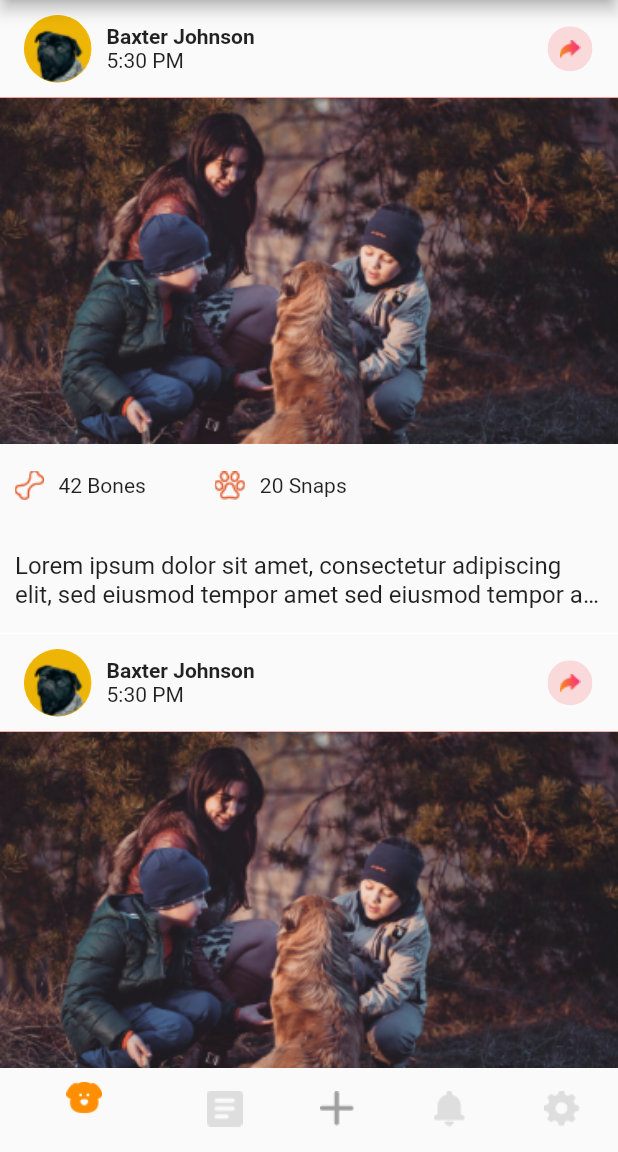
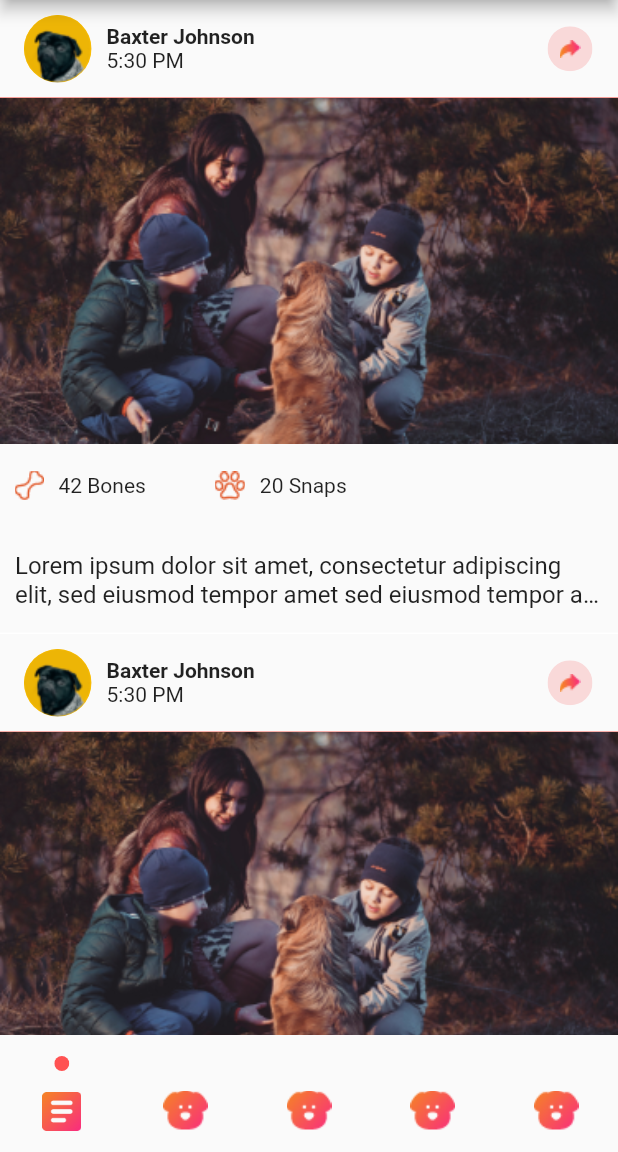
Before and after one commit to tranminhchien/Flutter, a Flutter app: the screen it shows after launch, on a phone screen of 412 x 824 dp, the part 84-1236 px from its top. Run offline on Flutter 3.47's test engine with Material 2 defaults, Android fonts, the phone set to English and light mode, and no system bars.

```diff
--- a/lib/screen/home1_screen/home1_screen.dart
+++ b/lib/screen/home1_screen/home1_screen.dart
@@ -2,14 +2,148 @@ import 'package:flutter/material.dart';
 
 import 'home_cell/home1_cell_widget.dart';
 
-class Home1Screen extends StatelessWidget {
+class BottomItemModal {
+  String imgAsset;
+  String imgActiveAsset;
+  BottomItemModal({
+    this.imgActiveAsset,
+    this.imgAsset,
+  });
+}
+
+class Home1Screen extends StatefulWidget {
+  @override
+  _Home1ScreenState createState() => _Home1ScreenState();
+}
+
+class _Home1ScreenState extends State<Home1Screen> {
+  PageController _pageController = PageController();
+  List<BottomItemModal> listBottomItem = [
+    BottomItemModal(
+      imgActiveAsset: "assets/images/iconBottom2Active.png",
+      imgAsset: "assets/images/Bottom1.png",
+    ),
+    BottomItemModal(
+      imgActiveAsset: "assets/images/iconBottom2Active.png",
+      imgAsset: "assets/images/Bottom1.png",
+    ),
+    BottomItemModal(
+      imgActiveAsset: "assets/images/iconBottom2Active.png",
+      imgAsset: "assets/images/Bottom1.png",
+    ),
+    BottomItemModal(
+      imgActiveAsset: "assets/images/iconBottom2Active.png",
+      imgAsset: "assets/images/Bottom1.png",
+    ),
+    BottomItemModal(
+      imgActiveAsset: "assets/images/iconBottom2Active.png",
+      imgAsset: "assets/images/Bottom1.png",
+    ),
+  ];
+  int _selectedIndex = 0;
+  Widget bottomBarCell(BottomItemModal data, int index) {
+    return Container(
+      width: 30,
+      height: 50,
+      child: Column(
+        mainAxisAlignment: MainAxisAlignment.spaceBetween,
+        children: [
+          AnimatedOpacity(
+            opacity: _selectedIndex == index ? 1 : 0,
+            duration: Duration(milliseconds: 250),
+            child: ClipOval(
+              child: Container(
+                width: 10,
+                height: 10,
+                color: Colors.redAccent,
+              ),
+            ),
+          ),
+          Image.asset(
+            _selectedIndex == index ? data.imgActiveAsset : data.imgAsset,
+          ),
+        ],
+      ),
+    );
+  }
+
+  Widget customeBottomBarWidget({ValueChanged<int> onTap}) {
+    return SizedBox(
+      height: 78,
+      child: Row(
+        mainAxisAlignment: MainAxisAlignment.spaceAround,
+        children: List.generate(
+          listBottomItem.length,
+          (index) => GestureDetector(
+            onTap: ()=>onTap(index),
+            child: bottomBarCell(listBottomItem[index], index),
+          ),
+        ),
+      ),
+      // Row(
+      //   mainAxisAlignment: MainAxisAlignment.spaceAround,
+      //   crossAxisAlignment: CrossAxisAlignment.center,
+      //   children: [
+      //     GestureDetector(
+      //       onTap: (){
+      //         setState(() {
+      //           _selectedIndex = 0;
+      //         });
+      //         onTap(_selectedIndex);
+      //       },
+      //       child: Container(
+      //         width: 30,
+      //         height:_selectedIndex == 0 ? 50: 30,
+      //         color: Colors.white,
+      //         alignment: Alignment.bottomCenter,
+      //         child:Image.asset(
+      //           _selectedIndex == 0 ? "assets/images/iconBottom1Active.png":"assets/images/Bottom1.png",
+      //         ),
+      //       ),
+      //     ),
+      //     GestureDetector(
+      //       onTap: () => onTap(1),
+      //       child: Container(
+      //         width: 30,
+      //         height: 30,
+      //         color: Colors.red,
+      //       ),
+      //     ),
+      //     GestureDetector(
+      //       onTap: () => onTap(2),
+      //       child: Container(
+      //         width: 30,
+      //         height: 30,
+      //         color: Colors.red,
+      //       ),
+      //     ),
+      //     GestureDetector(
+      //       onTap: () => onTap(3),
+      //       child: Container(
+      //         width: 30,
+      //         height: 30,
+      //         color: Colors.red,
+      //       ),
+      //     ),
+      //     GestureDetector(
+      //       onTap: () => onTap(4),
+      //       child: Container(
+      //         width: 30,
+      //         height: 30,
+      //         color: Colors.red,
+      //       ),
+      //     ),
+      //   ],
+      // ),
+    );
+  }
+
   @override
   Widget build(BuildContext context) {
     return Scaffold(
       appBar: AppBar(
         centerTitle: true,
         title: Container(
-          //  margin: const EdgeInsets.only(right: 75),
           child: Image.asset(
             "assets/images/HomeTitle.png",
           ),
@@ -34,7 +168,10 @@ class Home1Screen extends StatelessWidget {
       body: Container(
         width: double.infinity,
         height: double.infinity,
-        child: ListView.separated(
+        child: PageView(
+          controller: _pageController,
+          children: [
+            ListView.separated(
               itemCount: 5,
               itemBuilder: (BuildContext context, int index) {
                 return Home1CellWidget();
@@ -47,46 +184,98 @@ class Home1Screen extends StatelessWidget {
                 );
               },
             ),
+            Container(
+              color: Colors.amber,
             ),
-      bottomNavigationBar: BottomNavigationBar(
-        items: const <BottomNavigationBarItem>[
-          BottomNavigationBarItem(
-            icon: ImageIcon(
-              AssetImage('assets/images/Bottom1.png'),
+            Container(
+              color: Colors.red,
             ),
-            label: '',
+            Container(
+              color: Colors.blue,
             ),
-          BottomNavigationBarItem(
-            icon: ImageIcon(
-              AssetImage('assets/images/Bottom2.png'),
-               color: Colors.grey,
-            ),
-            label: '',
-          ),
-          BottomNavigationBarItem(
-            icon: ImageIcon(
-              AssetImage('assets/images/Bottom3.png'),
-              color: Colors.grey,
-            ),
-            label: '',
-          ),
-          BottomNavigationBarItem(
-            icon: ImageIcon(
-              AssetImage('assets/images/Bottom4.png'),
-               color: Colors.grey,
-            ),
-            label: '',
-          ),
-          BottomNavigationBarItem(
-            icon: ImageIcon(
-              AssetImage('assets/images/Bottom5.png'),
-               color: Colors.grey,
-            ),
-            label: '',
+            Container(
+              color: Colors.yellow,
             ),
           ],
-        selectedItemColor: Colors.amber[800],
         ),
+      ),
+      bottomNavigationBar: customeBottomBarWidget(onTap: (v) {
+        setState(() {
+          _selectedIndex = v;
+        });
+        _pageController.animateToPage(v,
+            duration: Duration(milliseconds: 250), curve: Curves.easeInOut);
+      }),
+      // SizedBox(
+      //   height: 208,
+      //   child: BottomNavigationBar(
+      //     type: BottomNavigationBarType.shifting,
+      //     showSelectedLabels: false,
+      //     onTap: (v){
+      //       setState(() {
+      //         _selectedIndex = v;
+      //       });
+      //       _pageController.animateToPage(v, duration: Duration(milliseconds:250), curve: Curves.easeInOut);
+      //     },
+      //     currentIndex:_selectedIndex ,
+      //     items: const <BottomNavigationBarItem>[
+      //       BottomNavigationBarItem(
+      //         icon: ImageIcon(
+      //           AssetImage('assets/images/Bottom1.png'),
+      //           color: Colors.grey,
+      //         ),
+      //         activeIcon:ImageIcon(
+      //           AssetImage('assets/images/iconBottom1Active.png'),
+      //           color: Colors.amber,
+      //         ) ,
+      //         label: 'Home',
+      //       ),
+      //       BottomNavigationBarItem(
+      //         icon: ImageIcon(
+      //           AssetImage('assets/images/Bottom2.png'),
+      //            color: Colors.grey,
+      //         ),
+      //          activeIcon:ImageIcon(
+      //           AssetImage('assets/images/iconBottom2Active.png'),
+      //           color: Colors.amber,
+      //         ) ,
+      //         label: '',
+      //       ),
+      //       BottomNavigationBarItem(
+      //         icon: ImageIcon(
+      //           AssetImage('assets/images/Bottom3.png'),
+      //           color: Colors.grey,
+      //         ),
+      //          activeIcon:ImageIcon(
+      //           AssetImage('assets/images/iconBottom1Active.png'),
+      //         ) ,
+      //         label: '',
+      //       ),
+      //       BottomNavigationBarItem(
+      //         icon: ImageIcon(
+      //           AssetImage('assets/images/Bottom4.png'),
+      //            color: Colors.grey,
+      //         ),
+      //          activeIcon:ImageIcon(
+      //           AssetImage('assets/images/iconBottom1Active.png'),
+      //         ) ,
+      //         label: '',
+      //       ),
+      //       BottomNavigationBarItem(
+      //         icon: ImageIcon(
+      //           AssetImage('assets/images/Bottom5.png'),
+      //            color: Colors.grey,
+      //         ),
+      //          activeIcon:ImageIcon(
+      //           AssetImage('assets/images/iconBottom1Active.png'),
+      //         ) ,
+      //         label: '',
+      //       ),
+      //     ],
+      //     // selectedItemColor: Colors.amber[800],
+      //     // unselectedItemColor: Colors.grey,
+      //   ),
+      // ),
     );
   }
 }
```
Also changed, not shown: assets/images/2x/iconBottom1Active.png (added), assets/images/2x/iconBottom2Active.png (added), assets/images/3x/iconBottom1Active.png (added), assets/images/3x/iconBottom2Active.png (added), assets/images/iconBottom1Active.png (added), assets/images/iconBottom2Active.png (added). Lines whose indentation alone changed are shown as unchanged.
